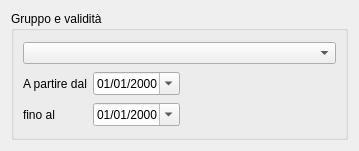
Qt form src/com/axiastudio/suite/anagrafiche/forms/grupposoggetto.ui (tizianolattisi/suitegda) before a commit.
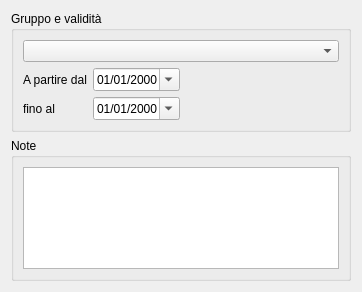
The same form after that commit. Custom widgets are drawn as their Qt base class.

Commit message: Note gruppo-soggetto.

Diff of the .ui file:
```diff
--- a/src/com/axiastudio/suite/anagrafiche/forms/grupposoggetto.ui
+++ b/src/com/axiastudio/suite/anagrafiche/forms/grupposoggetto.ui
@@ -6,14 +6,14 @@
    <rect>
     <x>0</x>
     <y>0</y>
-    <width>359</width>
-    <height>151</height>
+    <width>362</width>
+    <height>292</height>
    </rect>
   </property>
   <property name="windowTitle">
    <string>Gruppo del soggetto</string>
   </property>
-  <layout class="QVBoxLayout" name="verticalLayout">
+  <layout class="QVBoxLayout" name="verticalLayout_2">
    <item>
     <widget class="QGroupBox" name="groupBox">
      <property name="title">
@@ -96,6 +96,22 @@
      </layout>
     </widget>
    </item>
+   <item>
+    <widget class="QGroupBox" name="groupBox_2">
+     <property name="title">
+      <string>Note</string>
+     </property>
+     <layout class="QVBoxLayout" name="verticalLayout">
+      <item>
+       <widget class="QTextEdit" name="textEdit">
+        <property name="column" stdset="0">
+         <string>note</string>
+        </property>
+       </widget>
+      </item>
+     </layout>
+    </widget>
+   </item>
   </layout>
  </widget>
  <customwidgets>
```
The commit also changes 2 other files.
